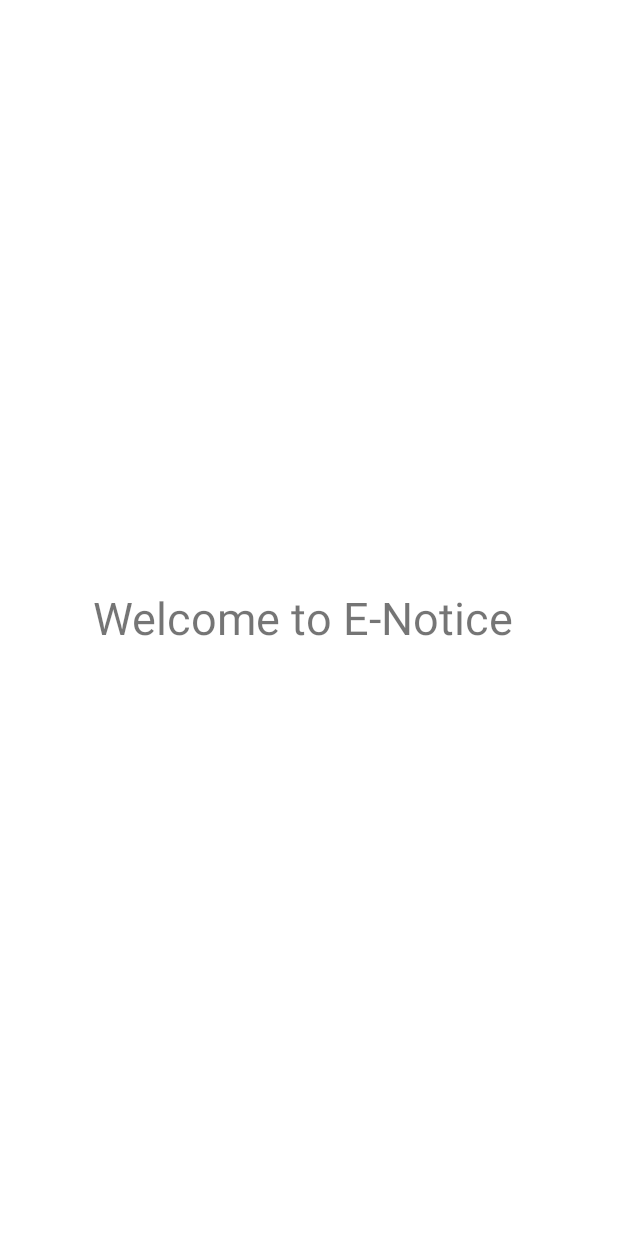
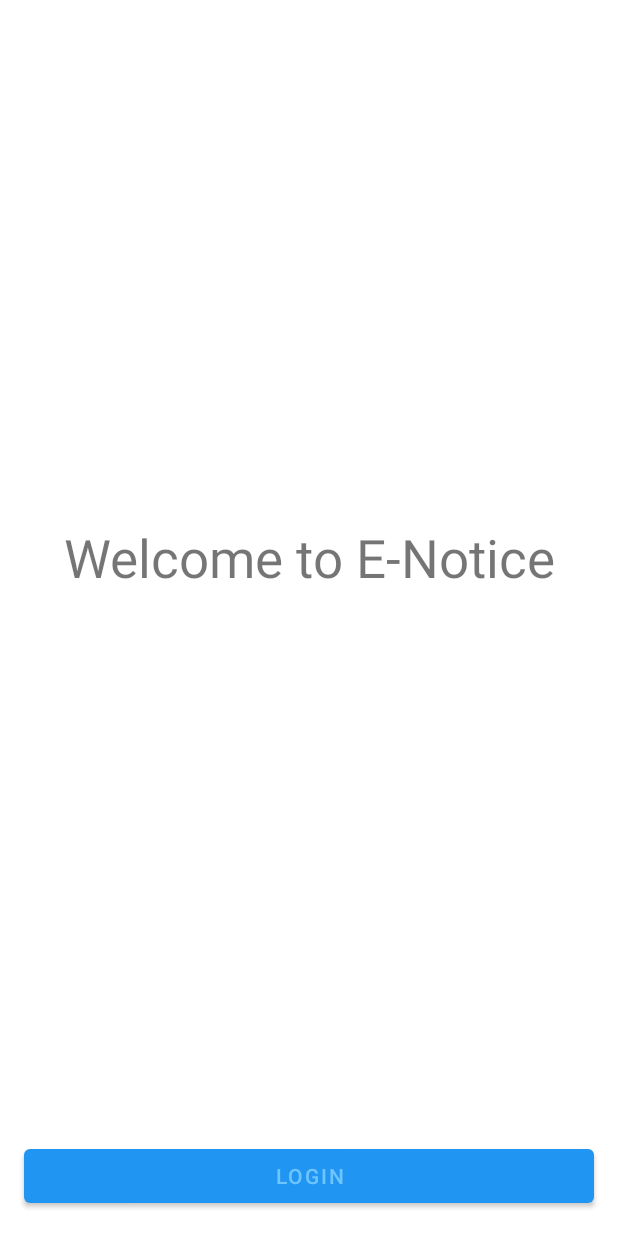
Before and after one commit to himanshukhadke/E-Notice, an Android app: the screen it shows after launch (StartActivity), on a phone screen of 412 x 824 dp. Run offline under Robolectric (Android 15) with nearby library versions, the phone set to English and light mode, and no system bars; our stand-ins replace Firebase (no records; nobody signed in at launch, a user with empty details on screens opened directly).

Commit message:
E-Notice Project

```diff
--- a/app/src/main/AndroidManifest.xml
+++ b/app/src/main/AndroidManifest.xml
@@ -1,7 +1,7 @@
 <?xml version="1.0" encoding="utf-8"?>
 <manifest xmlns:android="http://schemas.android.com/apk/res/android"
     package="com.example.enotice">
-
+    <uses-permission android:name="android.permission.INTERNET" />
     <application
         android:allowBackup="true"
         android:icon="@mipmap/ic_launcher"
@@ -9,7 +9,8 @@
         android:roundIcon="@mipmap/ic_launcher_round"
         android:supportsRtl="true"
         android:theme="@style/Theme.ENotice">
-        <activity android:name=".StartActivity"></activity>
+        <activity android:name=".LoginActivity"></activity>
+        <activity android:name=".StartActivity" />
         <activity android:name=".MainActivity">
             <intent-filter>
                 <action android:name="android.intent.action.MAIN" />
--- a/app/src/main/java/com/example/enotice/MainActivity.java
+++ b/app/src/main/java/com/example/enotice/MainActivity.java
@@ -4,21 +4,29 @@ import androidx.appcompat.app.AppCompatActivity;
 
 import android.content.Intent;
 import android.os.Bundle;
+import android.widget.Button;
 
 import com.google.firebase.auth.FirebaseAuth;
 import com.google.firebase.auth.FirebaseUser;
 
 public class MainActivity extends AppCompatActivity {
     private FirebaseAuth mAuth;
+    private Button logout;
     @Override
     protected void onCreate(Bundle savedInstanceState) {
         super.onCreate(savedInstanceState);
         setContentView(R.layout.activity_main);
         mAuth = FirebaseAuth.getInstance();
+        logout=findViewById(R.id.btn_main_logout);
+        logout.setOnClickListener(v->{
+            FirebaseAuth.getInstance().signOut();
+            Intent start_intent=new Intent(MainActivity.this,StartActivity.class);
+            startActivity(start_intent);
+            finish();
+        });
     }
     public void onStart() {
         super.onStart();
-        // Check if user is signed in (non-null) and update UI accordingly.
         FirebaseUser currentUser = mAuth.getCurrentUser();
         if(currentUser==null){
             Intent start_intent=new Intent(MainActivity.this,StartActivity.class);
--- a/app/src/main/java/com/example/enotice/StartActivity.java
+++ b/app/src/main/java/com/example/enotice/StartActivity.java
@@ -2,13 +2,20 @@ package com.example.enotice;
 
 import androidx.appcompat.app.AppCompatActivity;
 
+import android.content.Intent;
 import android.os.Bundle;
+import android.widget.Button;
 
 public class StartActivity extends AppCompatActivity {
-
+    public Button reg_button;
     @Override
     protected void onCreate(Bundle savedInstanceState) {
         super.onCreate(savedInstanceState);
         setContentView(R.layout.activity_start);
+        reg_button=findViewById(R.id.btn_start_login);
+        reg_button.setOnClickListener(v->{
+            startActivity(new Intent(StartActivity.this, LoginActivity.class));
+        });
     }
+
 }
--- a/app/src/main/res/layout/activity_start.xml
+++ b/app/src/main/res/layout/activity_start.xml
@@ -1,14 +1,23 @@
-<RelativeLayout xmlns:android="http://schemas.android.com/apk/res/android"
+<LinearLayout xmlns:android="http://schemas.android.com/apk/res/android"
     android:layout_width="match_parent"
     android:layout_height="match_parent"
-    android:gravity="center">
-
+    android:orientation="vertical">
 
     <TextView
-        android:id="@+id/textView"
-        android:layout_width="wrap_content"
+        android:layout_width="match_parent"
+        android:layout_height="0dp"
+        android:layout_weight="1"
+        android:gravity="center"
+        android:text="Welcome to E-Notice"
+        android:textSize="35sp"></TextView>
+
+    <Button
+        android:id="@+id/btn_start_login"
+        android:layout_width="match_parent"
         android:layout_height="wrap_content"
+        android:layout_gravity="center"
+        android:layout_margin="16dp"
         android:gravity="center"
-        android:text="Welcome to E-Notice "
-        android:textSize="30sp" />
-</RelativeLayout>
+        android:text="Login" />
+
+</LinearLayout>
--- a/app/src/main/res/values-night/themes.xml
+++ b/app/src/main/res/values-night/themes.xml
@@ -1,14 +1,14 @@
 <resources xmlns:tools="http://schemas.android.com/tools">
     <!-- Base application theme. -->
-    <style name="Theme.ENotice" parent="Theme.MaterialComponents.DayNight.DarkActionBar">
+    <style name="Theme.ENotice" parent="Theme.MaterialComponents.DayNight.NoActionBar">
         <!-- Primary brand color. -->
-        <item name="colorPrimary">@color/purple_200</item>
-        <item name="colorPrimaryVariant">@color/purple_700</item>
-        <item name="colorOnPrimary">@color/black</item>
+        <item name="colorPrimary">@color/primary</item>
+        <item name="colorPrimaryVariant">@color/primary_dark</item>
+        <item name="colorOnPrimary">@color/primary_light</item>
         <!-- Secondary brand color. -->
-        <item name="colorSecondary">@color/teal_200</item>
-        <item name="colorSecondaryVariant">@color/teal_200</item>
-        <item name="colorOnSecondary">@color/black</item>
+        <item name="colorSecondary">@color/secondary</item>
+        <item name="colorSecondaryVariant">@color/secondary_dark</item>
+        <item name="colorOnSecondary">@color/secondary_light</item>
         <!-- Status bar color. -->
         <item name="android:statusBarColor" tools:targetApi="l">?attr/colorPrimaryVariant</item>
         <!-- Customize your theme here. -->
--- a/app/src/main/res/values/colors.xml
+++ b/app/src/main/res/values/colors.xml
@@ -1,10 +1,9 @@
 <?xml version="1.0" encoding="utf-8"?>
 <resources>
-    <color name="purple_200">#FFBB86FC</color>
-    <color name="purple_500">#FF6200EE</color>
-    <color name="purple_700">#FF3700B3</color>
-    <color name="teal_200">#FF03DAC5</color>
-    <color name="teal_700">#FF018786</color>
-    <color name="black">#FF000000</color>
-    <color name="white">#FFFFFFFF</color>
+    <color name="primary">#2195f2</color>
+    <color name="primary_dark">#0068bf</color>
+    <color name="primary_light">#6ec5ff</color>
+    <color name="secondary">#3f51b5</color>
+    <color name="secondary_dark">#002984</color>
+    <color name="secondary_light">#757de8</color>
 </resources>
--- a/app/src/main/res/values/themes.xml
+++ b/app/src/main/res/values/themes.xml
@@ -2,13 +2,13 @@
     <!-- Base application theme. -->
     <style name="Theme.ENotice" parent="Theme.MaterialComponents.DayNight.NoActionBar">
         <!-- Primary brand color. -->
-        <item name="colorPrimary">@color/purple_500</item>
-        <item name="colorPrimaryVariant">@color/purple_700</item>
-        <item name="colorOnPrimary">@color/white</item>
+        <item name="colorPrimary">@color/primary</item>
+        <item name="colorPrimaryVariant">@color/primary_dark</item>
+        <item name="colorOnPrimary">@color/primary_light</item>
         <!-- Secondary brand color. -->
-        <item name="colorSecondary">@color/teal_200</item>
-        <item name="colorSecondaryVariant">@color/teal_700</item>
-        <item name="colorOnSecondary">@color/black</item>
+        <item name="colorSecondary">@color/secondary</item>
+        <item name="colorSecondaryVariant">@color/secondary_dark</item>
+        <item name="colorOnSecondary">@color/secondary_light</item>
         <!-- Status bar color. -->
         <item name="android:statusBarColor" tools:targetApi="l">?attr/colorPrimaryVariant</item>
         <!-- Customize your theme here. -->
--- a/build.gradle
+++ b/build.gradle
@@ -6,7 +6,7 @@ buildscript {
     }
     dependencies {
         classpath "com.android.tools.build:gradle:4.1.1"
-        classpath 'com.google.gms:google-services:4.3.3'
+        classpath 'com.google.gms:google-services:4.3.4'
 
         // NOTE: Do not place your application dependencies here; they belong
         // in the individual module build.gradle files
```
Also changed, not shown: app/src/main/java/com/example/enotice/LoginActivity.java (added, +54 -0 lines), app/src/main/res/layout/activity_login.xml (added, +47 -0 lines), app/src/main/res/layout/activity_main.xml (+17 -9 lines).
